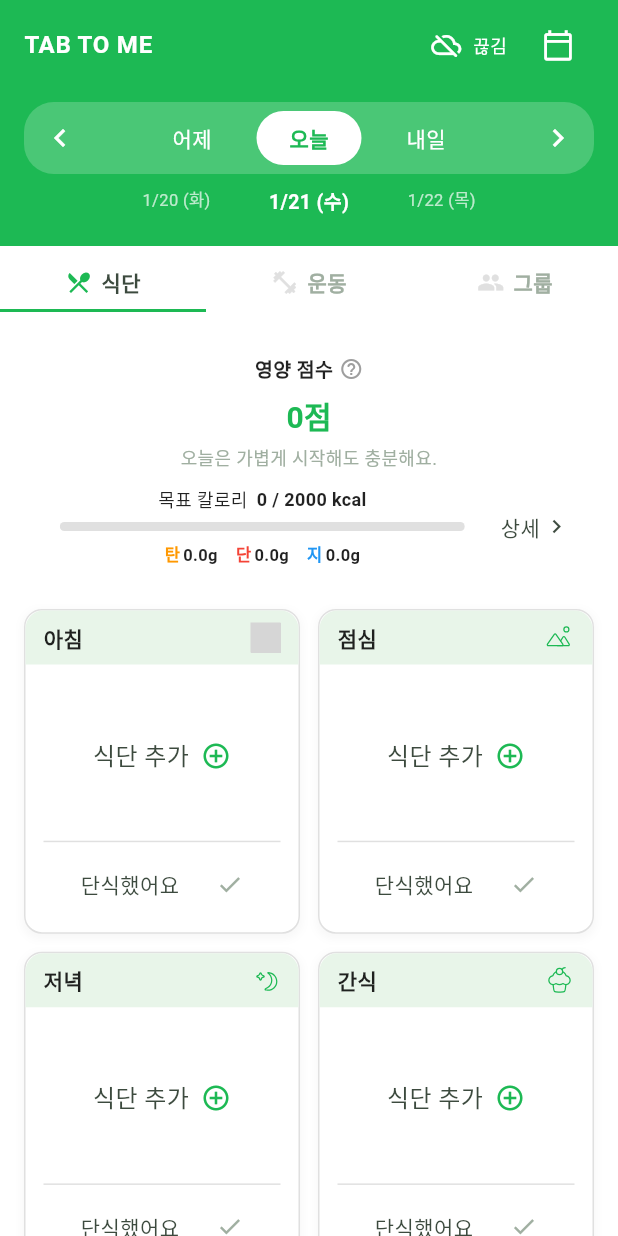
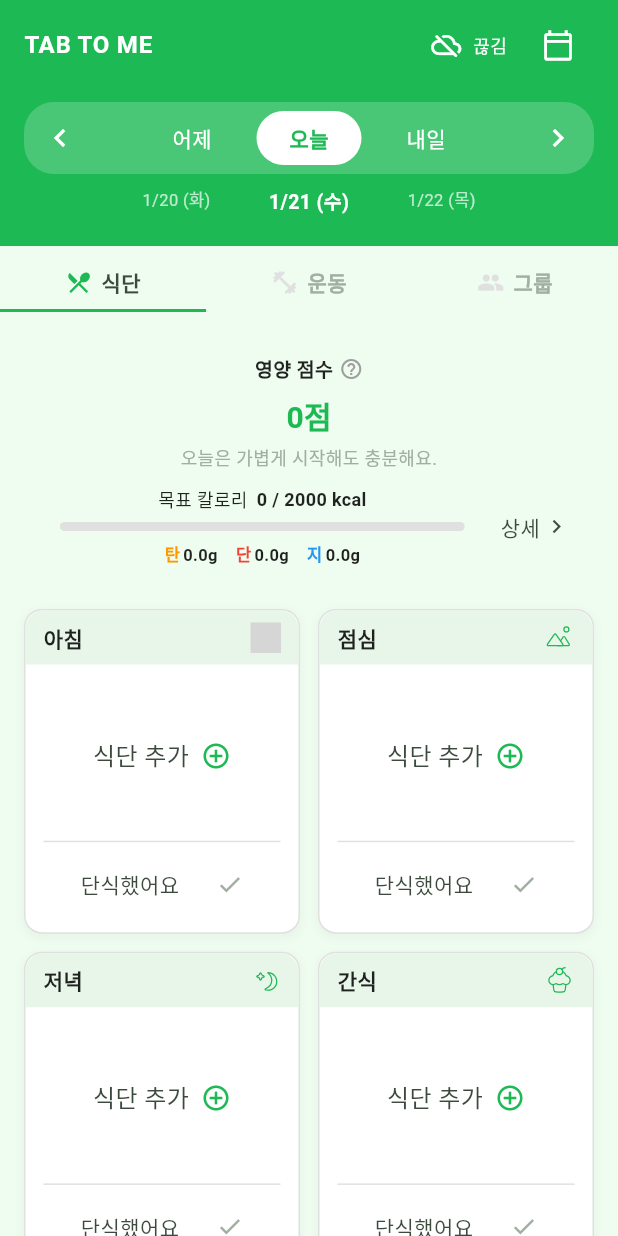
Before and after one commit to Paaaaang/TTM, a Flutter app: the HomeScreen screen opened directly, on a phone screen of 412 x 824 dp. Run offline on Flutter 3.47's test engine with Material 3 defaults, Android fonts, the phone set to English and light mode, and no system bars; our stand-ins replace carousel_slider, confetti, firebase_core, firebase_messaging, fl_chart, flutter_local_notifications and 7 more; accounts and stored records are empty; Roboto replaces fonts that are missing (Pretendard); grey boxes are pictures that could not be loaded.

```diff
--- a/lib/screens/home_screen.dart
+++ b/lib/screens/home_screen.dart
@@ -1170,7 +1170,7 @@ class _HomeScreenState extends State<HomeScreen> {
   @override
   Widget build(BuildContext context) {
     return Scaffold(
-      backgroundColor: Colors.white,
+      backgroundColor: AppColors.softBackground,
       body: Stack(
         children: [
           Column(
@@ -1869,10 +1869,8 @@ class _HomeScreenState extends State<HomeScreen> {
             Container(
               padding: const EdgeInsets.symmetric(horizontal: 24, vertical: 16),
               decoration: BoxDecoration(
-                color: Colors.white,
-                border: Border(
-                  bottom: BorderSide(color: AppColors.borderLight),
-                ),
+                color: AppColors.softBackground,
+                border: Border(top: BorderSide(color: AppColors.borderLight)),
               ),
               child: Column(
                 crossAxisAlignment: CrossAxisAlignment.start,
```
